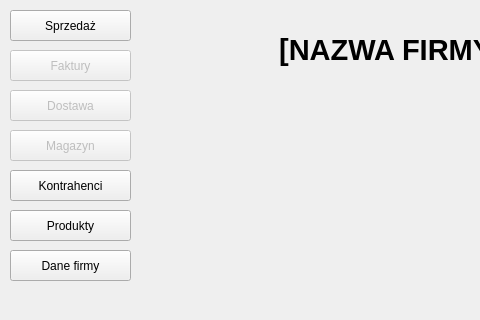
This is mainwindow.ui in DzimiX/ProgramSprzedazowy as Qt 5 draws it before an edit; both pictures show x 0 to 480 and y 0 to 320 of the 651 by 600 pixel window. The edited form follows.
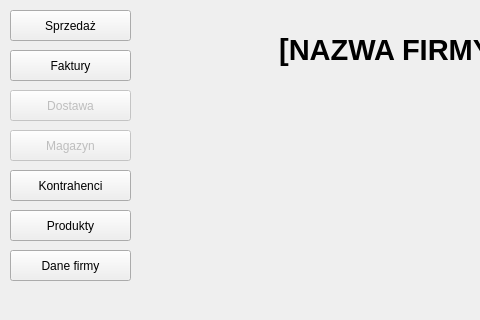
This is the edited form.

Patch:
```diff
--- a/mainwindow.ui
+++ b/mainwindow.ui
@@ -136,7 +136,7 @@
    </widget>
    <widget class="QPushButton" name="pushButton_7">
     <property name="enabled">
-     <bool>false</bool>
+     <bool>true</bool>
     </property>
     <property name="geometry">
      <rect>
```
